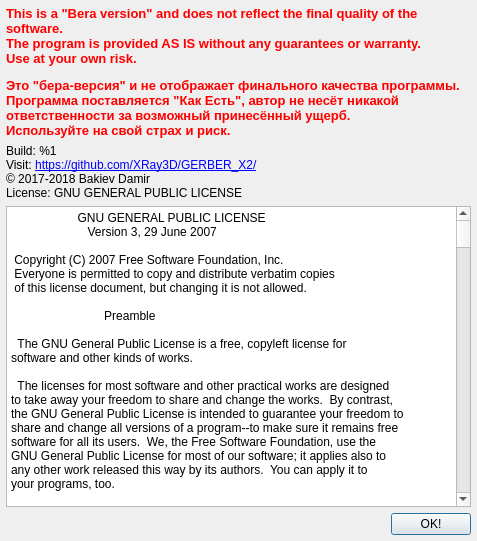
Qt form G2G/aboutform.ui (aLDime/GERBER_X2) before a commit.
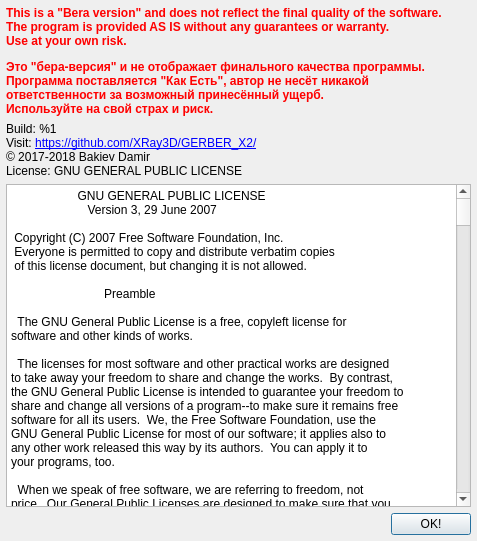
The same form after that commit.

Diff of the .ui file:
```diff
--- a/G2G/aboutform.ui
+++ b/G2G/aboutform.ui
@@ -28,11 +28,6 @@
    </property>
    <item>
     <widget class="QLabel" name="label_2">
-     <property name="font">
-      <font>
-       <pointsize>10</pointsize>
-      </font>
-     </property>
      <property name="text">
       <string>&lt;html&gt;&lt;head/&gt;&lt;body&gt;&lt;p&gt;&lt;span style=&quot; font-weight:600; color:#ff0000;&quot;&gt;This is a &amp;quot;Bera version&amp;quot; and does not reflect the final quality of the software.&lt;br/&gt;The program is provided AS IS without any guarantees or warranty.&lt;br/&gt;Use at your own risk.&lt;/span&gt;&lt;/p&gt;&lt;p&gt;&lt;span style=&quot; font-weight:600; color:#ff0000;&quot;&gt;Это &amp;quot;бера-версия&amp;quot; и не отображает финального качества программы.&lt;br/&gt;Программа поставляется &amp;quot;Как Есть&amp;quot;, автор не несёт никакой ответственности за возможный принесённый ущерб.&lt;br/&gt;Используйте на свой страх и риск.&lt;/span&gt;&lt;/p&gt;&lt;/body&gt;&lt;/html&gt;</string>
      </property>
```
